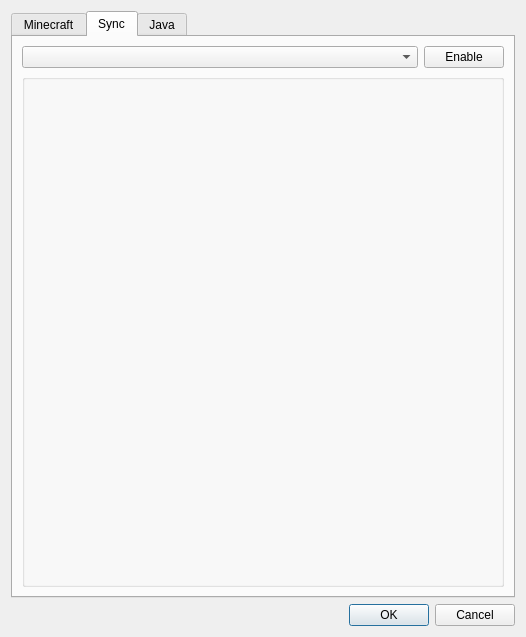
Before: the Qt Designer form gui/dialogs/InstanceSettings.ui in 02JanDal/MultiMC5, drawn with Qt 5.
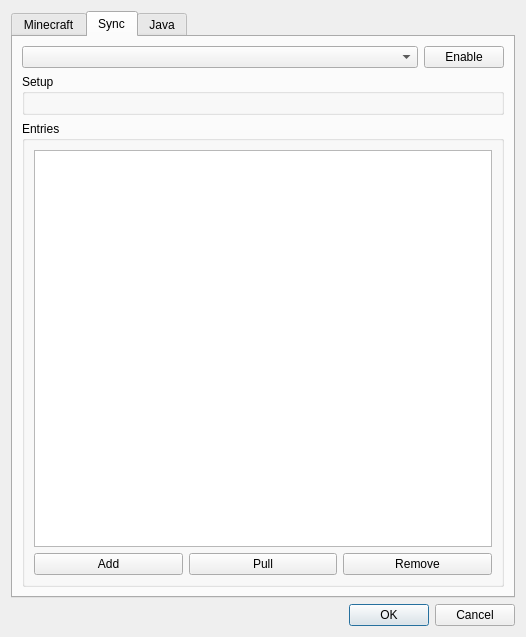
After: the same form once the commit is applied.

```diff
--- a/gui/dialogs/InstanceSettings.ui
+++ b/gui/dialogs/InstanceSettings.ui
@@ -150,7 +150,7 @@
       <attribute name="title">
        <string>Sync</string>
       </attribute>
-      <layout class="QGridLayout" name="gridLayout" columnstretch="1,0">
+      <layout class="QGridLayout" name="gridLayout" rowstretch="0,0,1" columnstretch="1,0">
        <item row="0" column="1">
         <widget class="QPushButton" name="syncToggleBtn">
          <property name="text">
@@ -164,11 +164,58 @@
        <item row="1" column="0" colspan="2">
         <widget class="QGroupBox" name="syncSettingsBox">
          <property name="title">
-          <string/>
+          <string>Setup</string>
          </property>
          <layout class="QVBoxLayout" name="verticalLayout_6"/>
         </widget>
        </item>
+       <item row="2" column="0" colspan="2">
+        <widget class="QGroupBox" name="groupBox">
+         <property name="title">
+          <string>Entries</string>
+         </property>
+         <layout class="QVBoxLayout" name="verticalLayout_7">
+          <item>
+           <widget class="QTableWidget" name="syncEntriesWidget">
+            <property name="columnCount">
+             <number>3</number>
+            </property>
+            <attribute name="horizontalHeaderVisible">
+             <bool>false</bool>
+            </attribute>
+            <column/>
+            <column/>
+            <column/>
+           </widget>
+          </item>
+          <item>
+           <layout class="QHBoxLayout" name="horizontalLayout">
+            <item>
+             <widget class="QPushButton" name="addSyncEntryBtn">
+              <property name="text">
+               <string>Add</string>
+              </property>
+             </widget>
+            </item>
+            <item>
+             <widget class="QPushButton" name="pullSyncEntryBtn">
+              <property name="text">
+               <string>Pull</string>
+              </property>
+             </widget>
+            </item>
+            <item>
+             <widget class="QPushButton" name="removeSyncEntryBtn">
+              <property name="text">
+               <string>Remove</string>
+              </property>
+             </widget>
+            </item>
+           </layout>
+          </item>
+         </layout>
+        </widget>
+       </item>
       </layout>
      </widget>
      <widget class="QWidget" name="javaTab">
```
